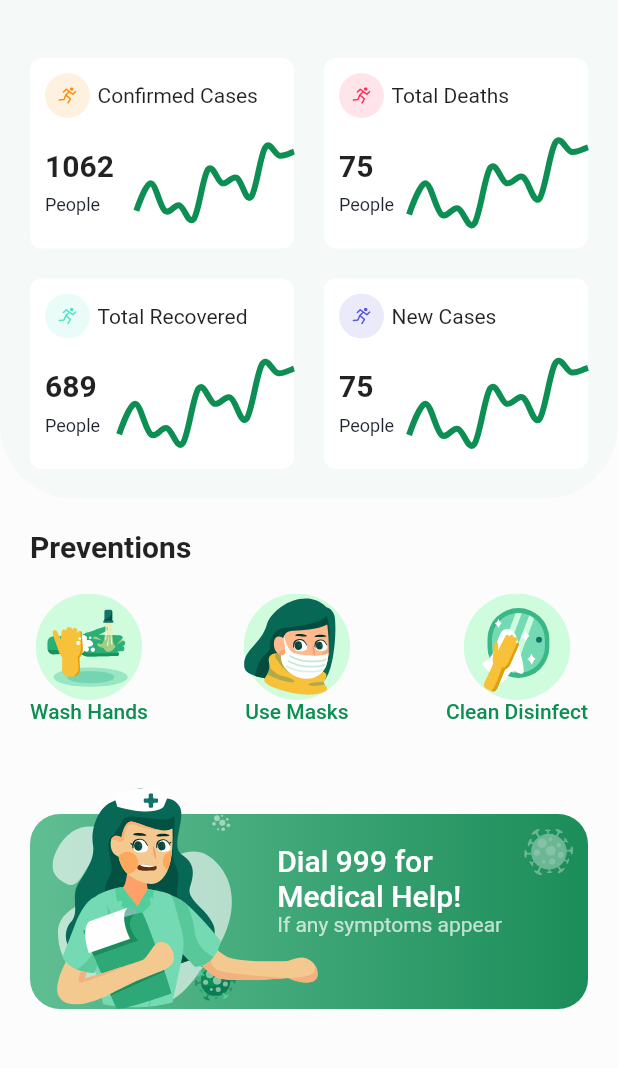
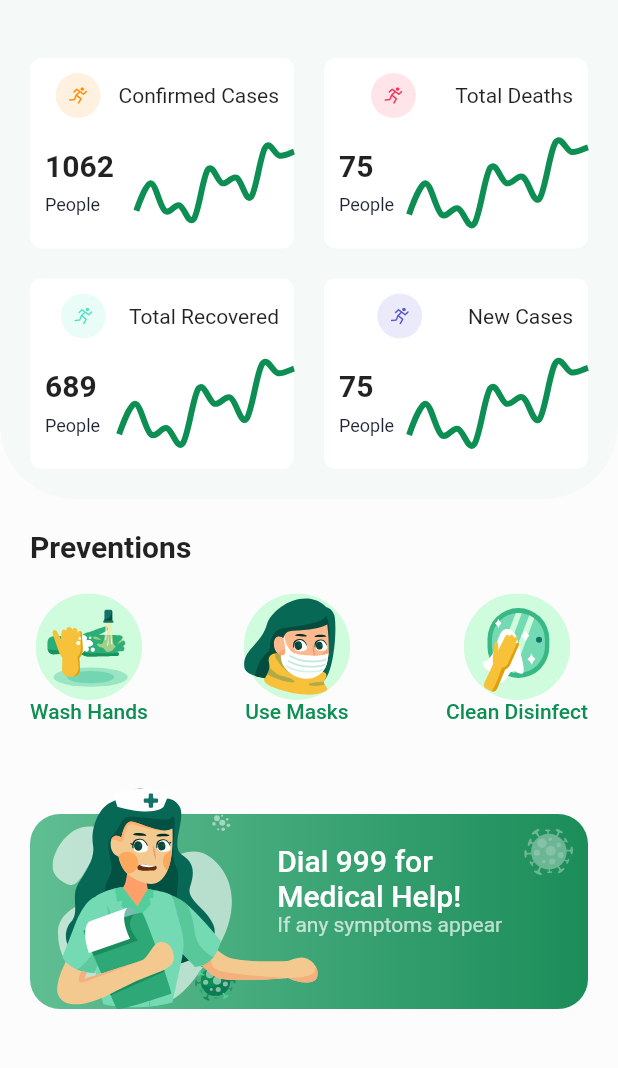
Before and after one commit to abuanwar072/C0VID-19-Flutter-UI, a Flutter app: the screen it shows after launch, on a phone screen of 412 x 824 dp, the part 56-1124 px from its top. Run offline on Flutter 3.47's test engine with Material 2 defaults, Android fonts, the phone set to English and light mode, and no system bars; drawn by our look-alikes of fl_chart; our stand-ins replace flutter_svg.

Commit message:
container wrapped inside an expanded widget
container wrapped inside an expanded widget to fix text overflow

```diff
--- a/lib/widgets/info_card.dart
+++ b/lib/widgets/info_card.dart
@@ -29,13 +29,16 @@ class InfoCard extends StatelessWidget {
               color: Colors.white,
               borderRadius: BorderRadius.circular(8),
             ),
+            child: SingleChildScrollView(
                           child: Column(
                 children: <Widget>[
                   Padding(
                     padding: const EdgeInsets.all(10.0),
                     child: Row(
                       children: <Widget>[
-                      Container(
+                        // wrapped within an expanded widget to allow for small density device
+                        Expanded(
+                            child: Container(
                             alignment: Alignment.center,
                             height: 30,
                             width: 30,
@@ -48,6 +51,7 @@ class InfoCard extends StatelessWidget {
                               height: 12,
                               width: 12,
                               color: iconColor,
+                            ),
                           ),
                         ),
                         SizedBox(width: 5),
@@ -72,7 +76,7 @@ class InfoCard extends StatelessWidget {
                                 TextSpan(
                                   text: "$effectedNum \n",
                                   style:
-                                    Theme.of(context).textTheme.title.copyWith(
+                                      Theme.of(context).textTheme.headline6.copyWith(
                                             fontWeight: FontWeight.bold,
                                           ),
                                 ),
@@ -96,6 +100,7 @@ class InfoCard extends StatelessWidget {
                 ],
               ),
             ),
+          ),
         );
       },
     );
```
Lines whose indentation alone changed are shown as unchanged.
